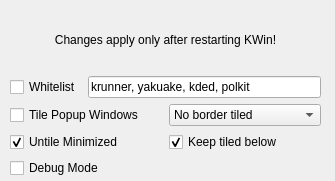
Before: the Qt Designer form res/config.ui in zeroxoneafour/polonium, drawn with Qt 5.
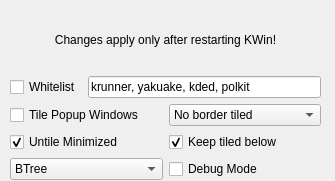
After: the same form once the commit is applied.

Commit message: added floating and half tiling engines

```diff
--- a/res/config.ui
+++ b/res/config.ui
@@ -19,7 +19,7 @@
      <x>10</x>
      <y>10</y>
      <width>311</width>
-     <height>168</height>
+     <height>170</height>
     </rect>
    </property>
    <layout class="QVBoxLayout" name="verticalLayout">
@@ -133,6 +133,31 @@
     </item>
     <item>
      <layout class="QHBoxLayout" name="horizontalLayout_5">
+      <item>
+       <widget class="QComboBox" name="kcfg_DefaultEngine">
+        <property name="toolTip">
+         <string>&lt;html&gt;&lt;head/&gt;&lt;body&gt;&lt;p&gt;Changes where borders are or aren't&lt;/p&gt;&lt;/body&gt;&lt;/html&gt;</string>
+        </property>
+        <property name="currentIndex">
+         <number>0</number>
+        </property>
+        <item>
+         <property name="text">
+          <string>BTree</string>
+         </property>
+        </item>
+        <item>
+         <property name="text">
+          <string>Half</string>
+         </property>
+        </item>
+        <item>
+         <property name="text">
+          <string>Floating</string>
+         </property>
+        </item>
+       </widget>
+      </item>
       <item>
        <widget class="QCheckBox" name="kcfg_Debug">
         <property name="toolTip">
```
The commit also changes 13 other files.
